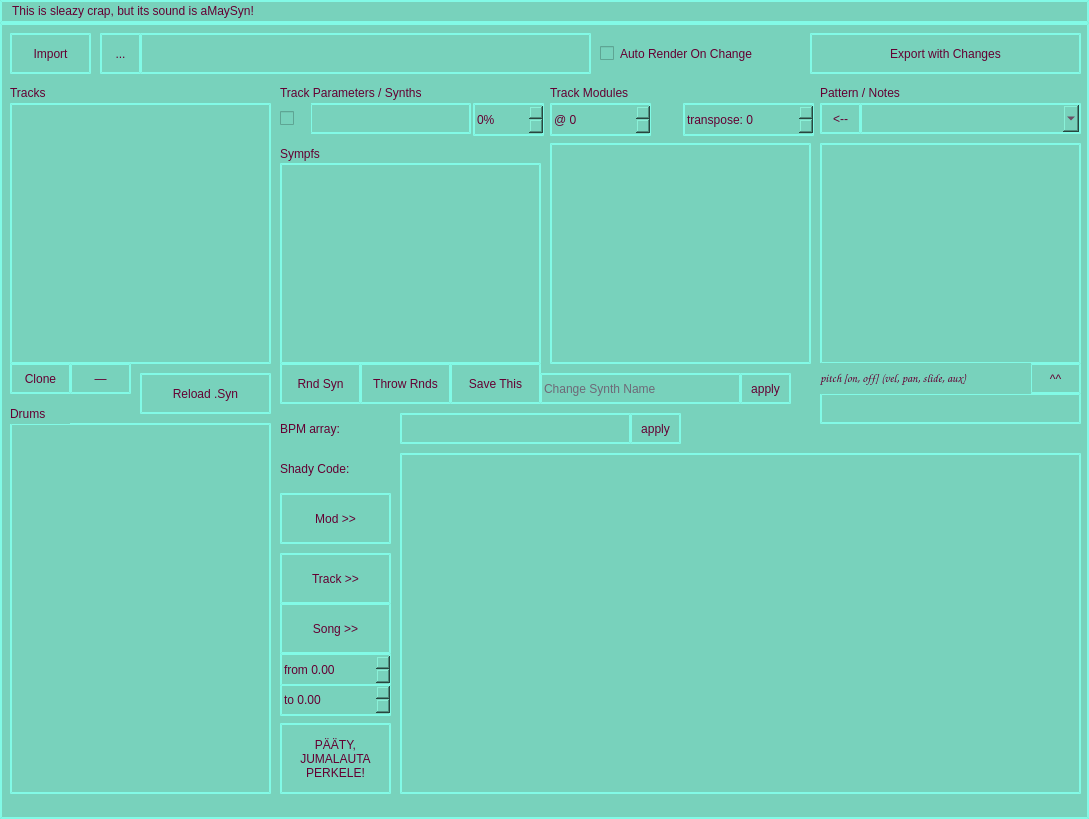
Above: aSleaZynUI.ui from qm210/aSleaZyn before the change. Below: the same form after it.
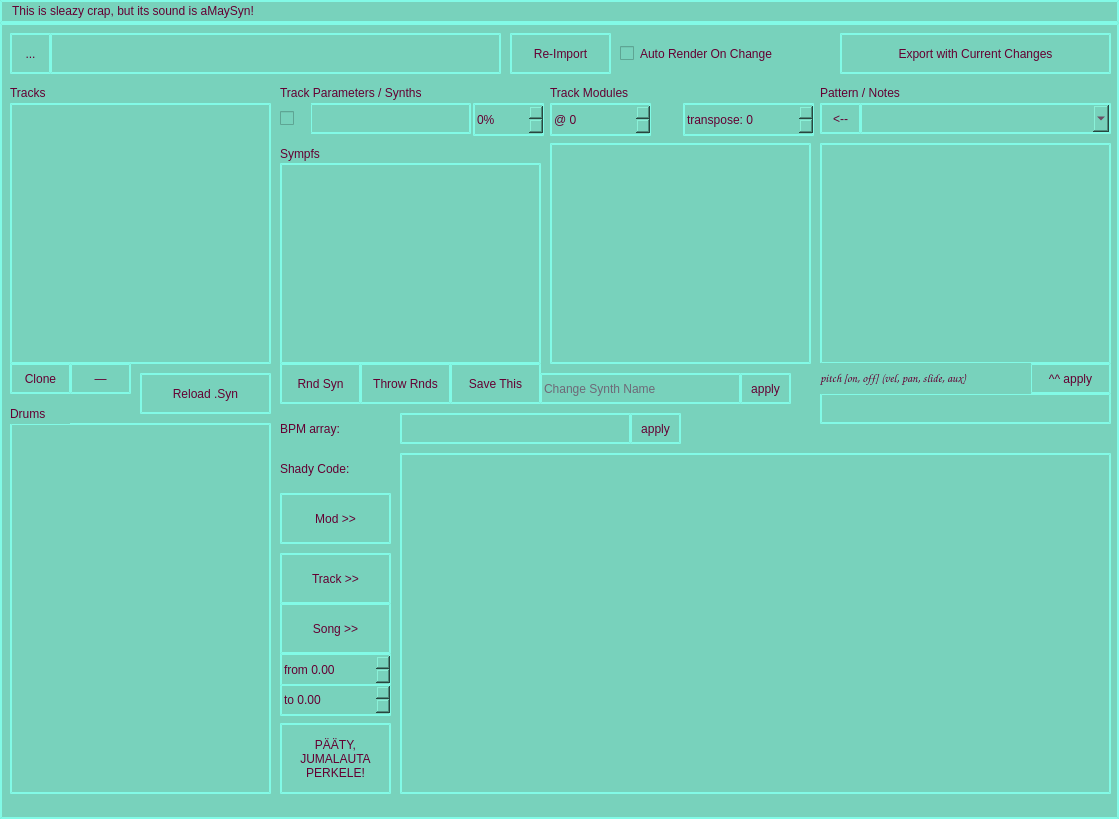
That is the form after the change.

Patch:
```diff
--- a/aSleaZynUI.ui
+++ b/aSleaZynUI.ui
@@ -6,7 +6,7 @@
    <rect>
     <x>0</x>
     <y>0</y>
-    <width>1089</width>
+    <width>1119</width>
     <height>819</height>
    </rect>
   </property>
@@ -154,17 +154,20 @@
      <rect>
       <x>820</x>
       <y>120</y>
-      <width>261</width>
+      <width>291</width>
       <height>221</height>
      </rect>
     </property>
+    <property name="horizontalScrollBarPolicy">
+     <enum>Qt::ScrollBarAlwaysOff</enum>
+    </property>
    </widget>
    <widget class="QPlainTextEdit" name="codeEditor">
     <property name="geometry">
      <rect>
       <x>400</x>
       <y>430</y>
-      <width>681</width>
+      <width>711</width>
       <height>341</height>
      </rect>
     </property>
@@ -259,7 +262,7 @@
      <rect>
       <x>860</x>
       <y>80</y>
-      <width>221</width>
+      <width>251</width>
       <height>31</height>
      </rect>
     </property>
@@ -372,7 +375,7 @@
      <rect>
       <x>820</x>
       <y>370</y>
-      <width>261</width>
+      <width>291</width>
       <height>31</height>
      </rect>
     </property>
@@ -394,18 +397,18 @@
      <rect>
       <x>1030</x>
       <y>340</y>
-      <width>51</width>
+      <width>81</width>
       <height>31</height>
      </rect>
     </property>
     <property name="text">
-     <string>^^</string>
+     <string>^^ apply</string>
     </property>
    </widget>
    <widget class="QCheckBox" name="checkAutoRender">
     <property name="geometry">
      <rect>
-      <x>600</x>
+      <x>620</x>
       <y>20</y>
       <width>201</width>
       <height>21</height>
@@ -421,7 +424,7 @@
    <widget class="QLineEdit" name="editFilename">
     <property name="geometry">
      <rect>
-      <x>140</x>
+      <x>50</x>
       <y>10</y>
       <width>451</width>
       <height>41</height>
@@ -431,20 +434,20 @@
    <widget class="QPushButton" name="btnImport">
     <property name="geometry">
      <rect>
-      <x>10</x>
+      <x>510</x>
       <y>10</y>
-      <width>81</width>
+      <width>101</width>
       <height>41</height>
      </rect>
     </property>
     <property name="text">
-     <string>Import</string>
+     <string>Re-Import</string>
     </property>
    </widget>
    <widget class="QPushButton" name="btnChooseFilename">
     <property name="geometry">
      <rect>
-      <x>100</x>
+      <x>10</x>
       <y>10</y>
       <width>41</width>
       <height>41</height>
@@ -528,14 +531,14 @@
    <widget class="QPushButton" name="btnExport">
     <property name="geometry">
      <rect>
-      <x>810</x>
+      <x>840</x>
       <y>10</y>
       <width>271</width>
       <height>41</height>
      </rect>
     </property>
     <property name="text">
-     <string>Export with Changes</string>
+     <string>Export with Current Changes</string>
     </property>
    </widget>
    <widget class="QLabel" name="label_3">
@@ -697,7 +700,7 @@
     <rect>
      <x>0</x>
      <y>0</y>
-     <width>1089</width>
+     <width>1119</width>
      <height>38</height>
     </rect>
    </property>
```
Left out of the diff: 12 changed lines with no effect on the pictures.
